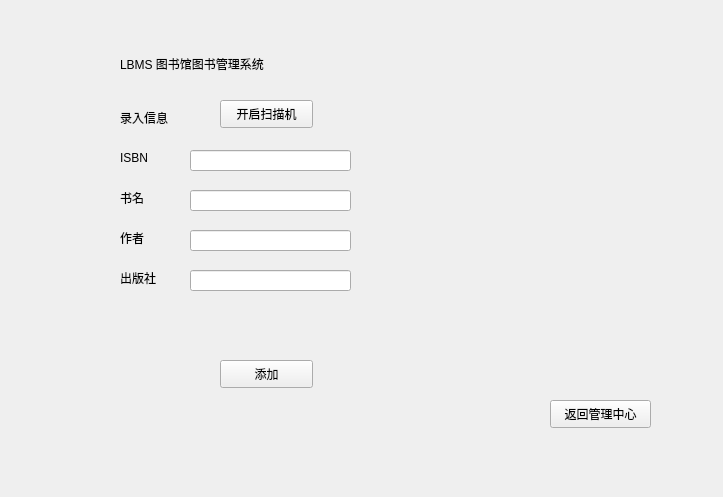
First picture: the form in LBMS/scan_input.ui, repository Foldblade/LBMS-CPP, before the edit.
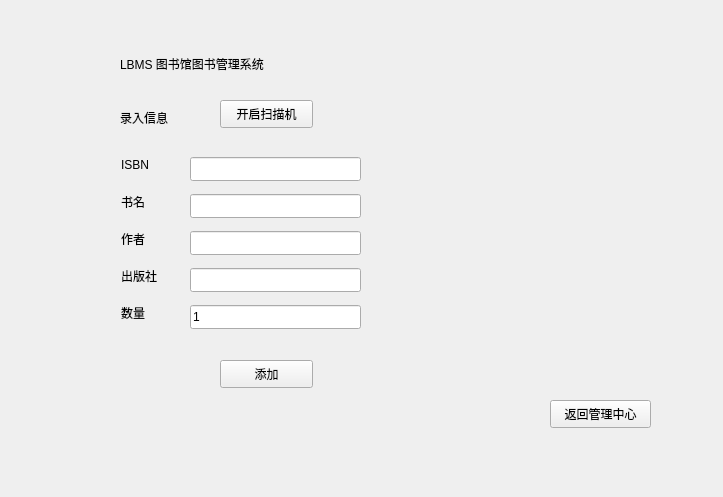
Second picture: the form after the edit.

What changed in the file:
```diff
--- a/LBMS/scan_input.ui
+++ b/LBMS/scan_input.ui
@@ -57,10 +57,10 @@
   <widget class="QLabel" name="label_3">
    <property name="geometry">
     <rect>
-     <x>120</x>
-     <y>150</y>
-     <width>72</width>
-     <height>15</height>
+     <x>121</x>
+     <y>157</y>
+     <width>32</width>
+     <height>16</height>
     </rect>
    </property>
    <property name="text">
@@ -70,10 +70,10 @@
   <widget class="QLabel" name="label_4">
    <property name="geometry">
     <rect>
-     <x>120</x>
-     <y>190</y>
-     <width>72</width>
-     <height>15</height>
+     <x>121</x>
+     <y>194</y>
+     <width>30</width>
+     <height>16</height>
     </rect>
    </property>
    <property name="text">
@@ -83,10 +83,10 @@
   <widget class="QLabel" name="label_5">
    <property name="geometry">
     <rect>
-     <x>120</x>
-     <y>230</y>
-     <width>72</width>
-     <height>15</height>
+     <x>121</x>
+     <y>231</y>
+     <width>30</width>
+     <height>16</height>
     </rect>
    </property>
    <property name="text">
@@ -96,10 +96,10 @@
   <widget class="QLabel" name="label_6">
    <property name="geometry">
     <rect>
-     <x>120</x>
-     <y>270</y>
-     <width>72</width>
-     <height>15</height>
+     <x>121</x>
+     <y>268</y>
+     <width>45</width>
+     <height>16</height>
     </rect>
    </property>
    <property name="text">
@@ -110,9 +110,9 @@
    <property name="geometry">
     <rect>
      <x>190</x>
-     <y>150</y>
-     <width>161</width>
-     <height>21</height>
+     <y>157</y>
+     <width>171</width>
+     <height>24</height>
     </rect>
    </property>
   </widget>
@@ -120,9 +120,9 @@
    <property name="geometry">
     <rect>
      <x>190</x>
-     <y>190</y>
-     <width>161</width>
-     <height>21</height>
+     <y>194</y>
+     <width>171</width>
+     <height>24</height>
     </rect>
    </property>
   </widget>
@@ -130,9 +130,9 @@
    <property name="geometry">
     <rect>
      <x>190</x>
-     <y>230</y>
-     <width>161</width>
-     <height>21</height>
+     <y>231</y>
+     <width>171</width>
+     <height>24</height>
     </rect>
    </property>
   </widget>
@@ -140,9 +140,9 @@
    <property name="geometry">
     <rect>
      <x>190</x>
-     <y>270</y>
-     <width>161</width>
-     <height>21</height>
+     <y>268</y>
+     <width>171</width>
+     <height>24</height>
     </rect>
    </property>
   </widget>
@@ -172,6 +172,41 @@
     <string>返回管理中心</string>
    </property>
   </widget>
+  <widget class="QLineEdit" name="amount">
+   <property name="geometry">
+    <rect>
+     <x>190</x>
+     <y>305</y>
+     <width>171</width>
+     <height>24</height>
+    </rect>
+   </property>
+   <property name="inputMethodHints">
+    <set>Qt::ImhPreferNumbers</set>
+   </property>
+   <property name="text">
+    <string>1</string>
+   </property>
+   <property name="echoMode">
+    <enum>QLineEdit::Normal</enum>
+   </property>
+   <property name="placeholderText">
+    <string/>
+   </property>
+  </widget>
+  <widget class="QLabel" name="label_7">
+   <property name="geometry">
+    <rect>
+     <x>121</x>
+     <y>305</y>
+     <width>30</width>
+     <height>16</height>
+    </rect>
+   </property>
+   <property name="text">
+    <string>数量</string>
+   </property>
+  </widget>
  </widget>
  <layoutdefault spacing="6" margin="11"/>
  <resources/>
```
